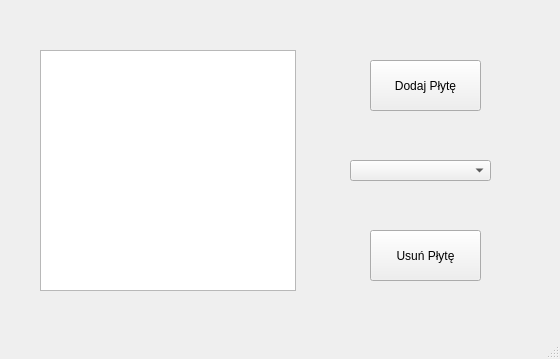
This is QtPlytaGLowna/QtOknoGlowne.ui in Rolfrider/QtPlytaGLowna as Qt 5 draws it before an edit. The edited form follows.
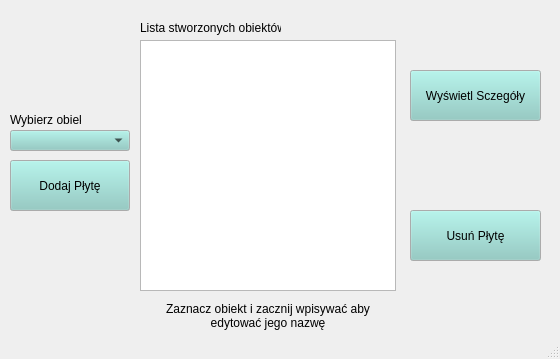
This is the edited form.

Commit message: Główne okno aplikacji działa już jak należy. Rozpoczęcię pracy nad oknem do wyświetlania szczegółów

What changed in the file:
```diff
--- a/QtPlytaGLowna/QtOknoGlowne.ui
+++ b/QtPlytaGLowna/QtOknoGlowne.ui
@@ -14,22 +14,74 @@
    <string>QtOknoGlowne</string>
   </property>
   <widget class="QWidget" name="centralWidget">
+   <property name="palette">
+    <palette>
+     <active>
+      <colorrole role="Button">
+       <brush brushstyle="SolidPattern">
+        <color alpha="255">
+         <red>136</red>
+         <green>203</green>
+         <blue>195</blue>
+        </color>
+       </brush>
+      </colorrole>
+     </active>
+     <inactive>
+      <colorrole role="Button">
+       <brush brushstyle="SolidPattern">
+        <color alpha="255">
+         <red>136</red>
+         <green>203</green>
+         <blue>195</blue>
+        </color>
+       </brush>
+      </colorrole>
+     </inactive>
+     <disabled>
+      <colorrole role="Button">
+       <brush brushstyle="SolidPattern">
+        <color alpha="255">
+         <red>136</red>
+         <green>203</green>
+         <blue>195</blue>
+        </color>
+       </brush>
+      </colorrole>
+     </disabled>
+    </palette>
+   </property>
    <widget class="QListView" name="listView">
     <property name="geometry">
      <rect>
-      <x>40</x>
-      <y>50</y>
+      <x>140</x>
+      <y>40</y>
       <width>256</width>
-      <height>241</height>
+      <height>251</height>
      </rect>
     </property>
+    <property name="frameShape">
+     <enum>QFrame::StyledPanel</enum>
+    </property>
+    <property name="midLineWidth">
+     <number>0</number>
+    </property>
+    <property name="editTriggers">
+     <set>QAbstractItemView::EditKeyPressed</set>
+    </property>
+    <property name="tabKeyNavigation">
+     <bool>true</bool>
+    </property>
+    <property name="spacing">
+     <number>5</number>
+    </property>
    </widget>
    <widget class="QPushButton" name="nowaPlytaButton">
     <property name="geometry">
      <rect>
-      <x>370</x>
-      <y>60</y>
-      <width>111</width>
+      <x>10</x>
+      <y>160</y>
+      <width>120</width>
       <height>51</height>
      </rect>
     </property>
@@ -40,9 +92,9 @@
    <widget class="QPushButton" name="usunPlyteButton">
     <property name="geometry">
      <rect>
-      <x>370</x>
-      <y>230</y>
-      <width>111</width>
+      <x>410</x>
+      <y>210</y>
+      <width>131</width>
       <height>51</height>
      </rect>
     </property>
@@ -53,13 +105,77 @@
    <widget class="QComboBox" name="comboBox">
     <property name="geometry">
      <rect>
-      <x>350</x>
-      <y>160</y>
-      <width>141</width>
+      <x>10</x>
+      <y>130</y>
+      <width>120</width>
       <height>21</height>
      </rect>
     </property>
    </widget>
+   <widget class="QPushButton" name="szczegolyButton">
+    <property name="geometry">
+     <rect>
+      <x>410</x>
+      <y>70</y>
+      <width>131</width>
+      <height>51</height>
+     </rect>
+    </property>
+    <property name="text">
+     <string>Wyświetl Sczegóły</string>
+    </property>
+   </widget>
+   <widget class="QLabel" name="labelLista">
+    <property name="geometry">
+     <rect>
+      <x>140</x>
+      <y>20</y>
+      <width>141</width>
+      <height>16</height>
+     </rect>
+    </property>
+    <property name="autoFillBackground">
+     <bool>false</bool>
+    </property>
+    <property name="text">
+     <string>Lista stworzonych obiektów:</string>
+    </property>
+    <property name="textFormat">
+     <enum>Qt::AutoText</enum>
+    </property>
+   </widget>
+   <widget class="QLabel" name="label">
+    <property name="geometry">
+     <rect>
+      <x>10</x>
+      <y>110</y>
+      <width>71</width>
+      <height>20</height>
+     </rect>
+    </property>
+    <property name="text">
+     <string>Wybierz obiekt</string>
+    </property>
+   </widget>
+   <widget class="QLabel" name="label_2">
+    <property name="geometry">
+     <rect>
+      <x>140</x>
+      <y>300</y>
+      <width>256</width>
+      <height>31</height>
+     </rect>
+    </property>
+    <property name="text">
+     <string>Zaznacz obiekt i zacznij wpisywać aby edytować jego nazwę</string>
+    </property>
+    <property name="alignment">
+     <set>Qt::AlignCenter</set>
+    </property>
+    <property name="wordWrap">
+     <bool>true</bool>
+    </property>
+   </widget>
   </widget>
   <widget class="QStatusBar" name="statusBar"/>
  </widget>
```
Left out of the diff: 20 changed lines with no effect on the pictures. The commit also changes 9 other files.
